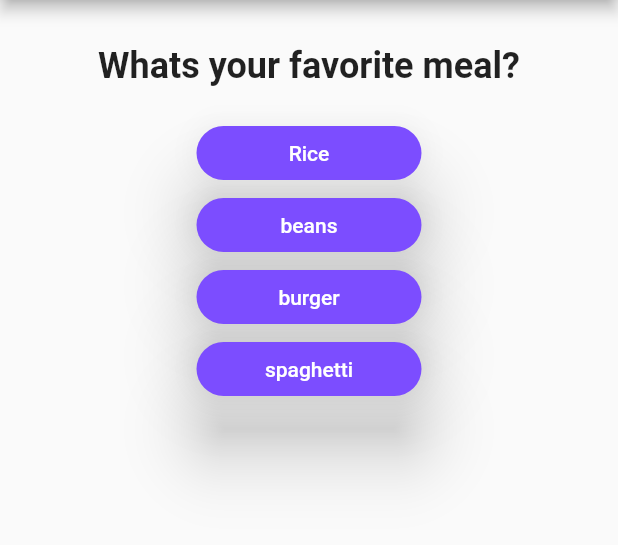
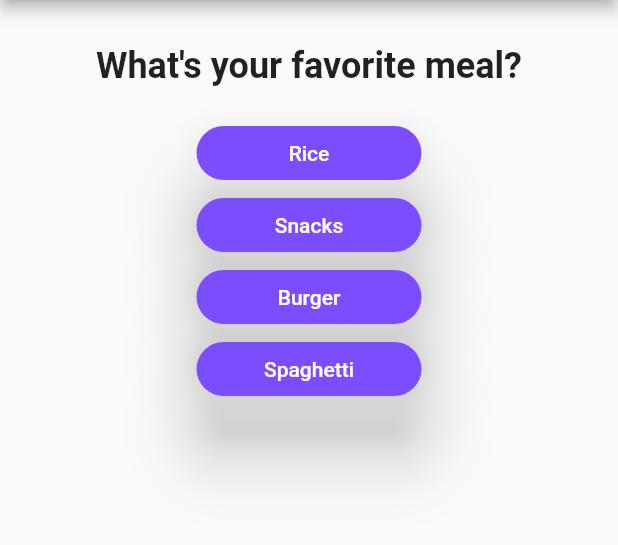
Before and after one commit to AyobamiAdebesin/Personality-Quiz-App, a Flutter app: the screen it shows after launch, after a tap on "Blue", after a tap on "Dog", on a phone screen of 412 x 824 dp, the part 84-629 px from its top. Run offline on Flutter 3.47's test engine with Material 2 defaults, Android fonts, the phone set to English and light mode, and no system bars.

Commit message:
Added new files

```diff
--- a/lib/main.dart
+++ b/lib/main.dart
@@ -26,7 +26,7 @@ class _MyAppState extends State<MyApp> {
       ]
     },
     {
-      'questionText': "What is your favorite animal",
+      'questionText': "What's your favorite animal",
       'answers': [
         {'text': 'Cat', 'score': 10},
         {'text': 'Dog', 'score': 6},
@@ -35,12 +35,12 @@ class _MyAppState extends State<MyApp> {
       ]
     },
     {
-      'questionText': "Whats your favorite meal?",
+      'questionText': "What's your favorite meal?",
       'answers': [
         {'text': 'Rice', 'score': 10},
-        {'text': 'beans', 'score': 6},
-        {'text': 'burger', 'score': 3},
-        {'text': 'spaghetti', 'score': 1}
+        {'text': 'Snacks', 'score': 6},
+        {'text': 'Burger', 'score': 3},
+        {'text': 'Spaghetti', 'score': 1}
       ]
     },
   ];
```
Also changed, not shown: lib/result.dart (+10 -2 lines), assets/images/Screenshot_20220113-112715.png (added), assets/images/Screenshot_20220113-112720.png (added), assets/images/Screenshot_20220113-112726.png (added), assets/images/Screenshot_20220113-112730.png (added), assets/images/Screenshot_20220113-112736.png (added).
